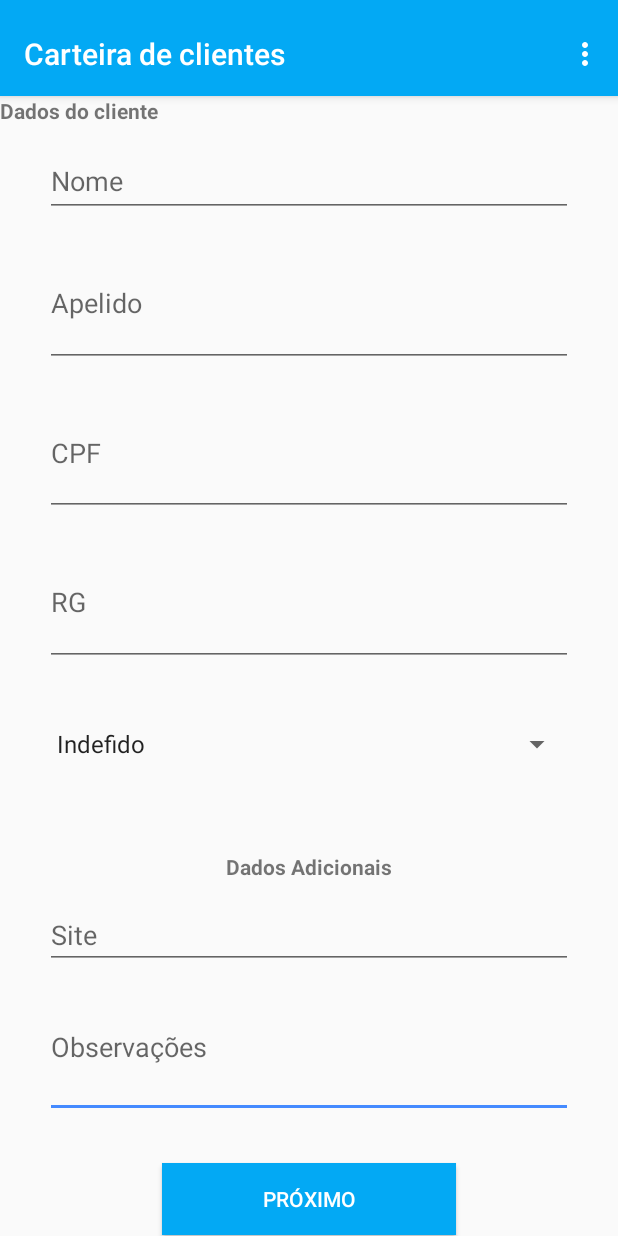
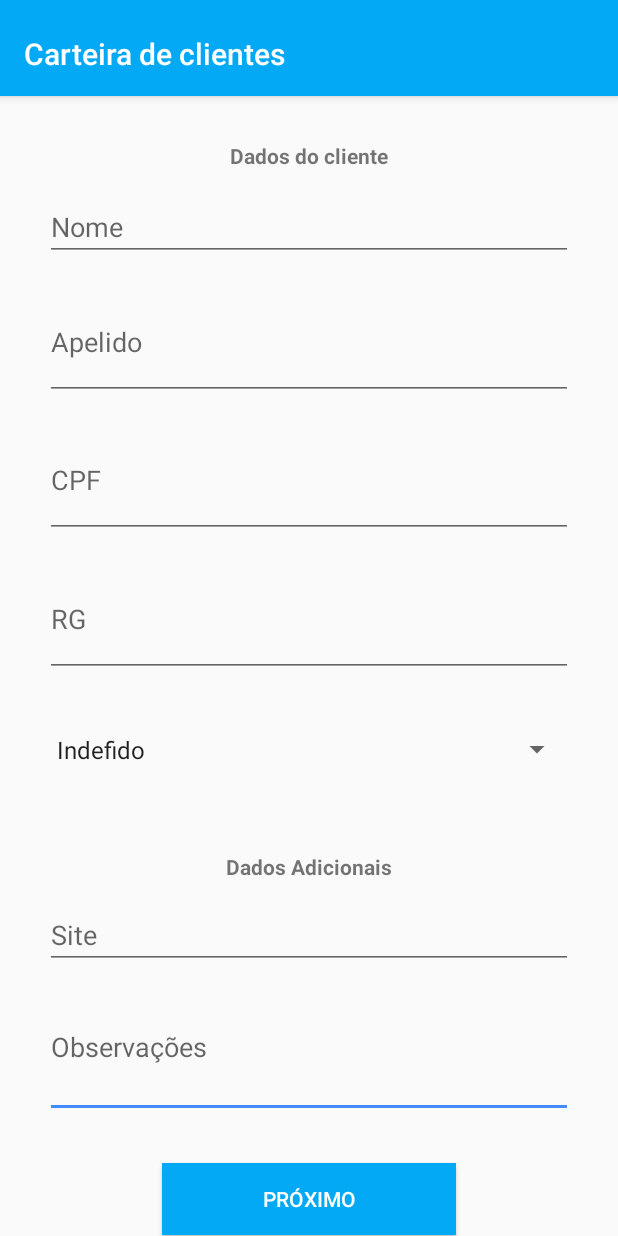
Before and after one commit to cardosodearaujo/AppMeuCliente, an Android app: the screen it shows after launch (RegisterClientActivity), on a phone screen of 412 x 824 dp. Run offline under Robolectric (Android 15) with nearby library versions, the phone set to English and light mode, and no system bars.

Commit message:
Adicionando fragments e adapters

```diff
--- a/app/build.gradle
+++ b/app/build.gradle
@@ -23,6 +23,7 @@ dependencies {
     implementation 'com.android.support:appcompat-v7:28.0.0'
     implementation 'com.android.support:design:28.0.0'
     implementation 'com.android.support.constraint:constraint-layout:1.1.3'
+    implementation 'com.android.support:support-v4:28.0.0'
     testImplementation 'junit:junit:4.12'
     androidTestImplementation 'com.android.support.test:runner:1.0.2'
     androidTestImplementation 'com.android.support.test.espresso:espresso-core:3.0.2'
--- a/app/src/main/AndroidManifest.xml
+++ b/app/src/main/AndroidManifest.xml
@@ -10,7 +10,7 @@
         android:supportsRtl="true"
         android:theme="@style/AppTheme">
         <activity
-            android:name=".RegisterClientActivity"
+            android:name=".Views.Activitys.RegisterClientActivity"
             android:label="@string/title_activity_register_client"
             android:theme="@style/AppTheme.NoActionBar" >
             <intent-filter>
--- a/app/src/main/java/br/com/newoutsourcing/walletofclients/RegisterClientActivity.java
+++ /dev/null
@@ -1,94 +0,0 @@
-package br.com.newoutsourcing.walletofclients;
-
-import android.support.v7.app.AppCompatActivity;
-import android.support.v7.widget.Toolbar;
-
-import android.support.v4.app.Fragment;
-import android.support.v4.app.FragmentManager;
-import android.support.v4.app.FragmentPagerAdapter;
-import android.support.v4.view.ViewPager;
-import android.os.Bundle;
-import android.view.LayoutInflater;
-import android.view.Menu;
-import android.view.MenuItem;
-import android.view.View;
-import android.view.ViewGroup;
-
-public class RegisterClientActivity extends AppCompatActivity {
-
-    private SectionsPagerAdapter mSectionsPagerAdapter;
-
-    private ViewPager mViewPager;
-
-    @Override
-    protected void onCreate(Bundle savedInstanceState) {
-        super.onCreate(savedInstanceState);
-        setContentView(R.layout.activity_register_client);
-
-        Toolbar toolbar = (Toolbar) findViewById(R.id.toolbar);
-        setSupportActionBar(toolbar);
-        mSectionsPagerAdapter = new SectionsPagerAdapter(getSupportFragmentManager());
-
-        mViewPager = (ViewPager) findViewById(R.id.container);
-        mViewPager.setAdapter(mSectionsPagerAdapter);
-    }
-
-    @Override
-    public boolean onCreateOptionsMenu(Menu menu) {
-        getMenuInflater().inflate(R.menu.menu_register_client, menu);
-        return true;
-    }
-
-    @Override
-    public boolean onOptionsItemSelected(MenuItem item) {
-        int id = item.getItemId();
-
-        if (id == R.id.action_settings) {
-            return true;
-        }
-
-        return super.onOptionsItemSelected(item);
-    }
-
-    public static class PlaceholderFragment extends Fragment {
-
-        private static final String ARG_SECTION_NUMBER = "section_number";
-
-        public PlaceholderFragment() {
-        }
-
-        public static PlaceholderFragment newInstance(int sectionNumber) {
-            PlaceholderFragment fragment = new PlaceholderFragment();
-            Bundle args = new Bundle();
-            args.putInt(ARG_SECTION_NUMBER, sectionNumber);
-            fragment.setArguments(args);
-            return fragment;
-        }
-
-        @Override
-        public View onCreateView(LayoutInflater inflater, ViewGroup container,
-                                 Bundle savedInstanceState) {
-            View rootView = inflater.inflate(R.layout.fragment_register_physical_person, container, false);
-            //TextView textView = (TextView) rootView.findViewById(R.id.section_label);
-            //textView.setText(getString(R.string.section_format, getArguments().getInt(ARG_SECTION_NUMBER)));
-            return rootView;
-        }
-    }
-
-    public class SectionsPagerAdapter extends FragmentPagerAdapter {
-
-        public SectionsPagerAdapter(FragmentManager fm) {
-            super(fm);
-        }
-
-        @Override
-        public Fragment getItem(int position) {
-            return PlaceholderFragment.newInstance(position + 1);
-        }
-
-        @Override
-        public int getCount() {
-            return 3;
-        }
-    }
-}
--- /dev/null
+++ b/app/src/main/java/br/com/newoutsourcing/walletofclients/Views/Activitys/RegisterClientActivity.java
@@ -0,0 +1,28 @@
+package br.com.newoutsourcing.walletofclients.Views.Activitys;
+
+import android.support.v7.app.AppCompatActivity;
+import android.support.v7.widget.Toolbar;
+import android.support.v4.view.ViewPager;
+import android.os.Bundle;
+import br.com.newoutsourcing.walletofclients.R;
+import br.com.newoutsourcing.walletofclients.Views.Adapters.SectionsPagerAdapter;
+
+public class RegisterClientActivity extends AppCompatActivity {
+
+    private SectionsPagerAdapter mSectionsPagerAdapter;
+
+    private ViewPager mViewPager;
+
+    @Override
+    protected void onCreate(Bundle savedInstanceState) {
+        super.onCreate(savedInstanceState);
+        setContentView(R.layout.activity_register_client);
+
+        Toolbar toolbar = findViewById(R.id.toolbar);
+        setSupportActionBar(toolbar);
+
+        mSectionsPagerAdapter = new SectionsPagerAdapter(getSupportFragmentManager());
+        mViewPager = findViewById(R.id.container);
+        mViewPager.setAdapter(mSectionsPagerAdapter);
+    }
+}
--- /dev/null
+++ b/app/src/main/java/br/com/newoutsourcing/walletofclients/Views/Adapters/SectionsPagerAdapter.java
@@ -0,0 +1,38 @@
+package br.com.newoutsourcing.walletofclients.Views.Adapters;
+
+import android.support.v4.app.Fragment;
+import android.support.v4.app.FragmentManager;
+import android.support.v4.app.FragmentPagerAdapter;
+
+import br.com.newoutsourcing.walletofclients.Views.Fragments.LegalPersonFragment;
+import br.com.newoutsourcing.walletofclients.Views.Fragments.PhysicalPersonFragment;
+
+
+public class SectionsPagerAdapter extends FragmentPagerAdapter {
+
+    public SectionsPagerAdapter(FragmentManager fm) {
+        super(fm);
+    }
+
+    @Override
+    public Fragment getItem(int position) {
+        Fragment selectedFragment;
+        switch (position){
+            case 0:
+                selectedFragment = PhysicalPersonFragment.newInstance();
+                break;
+            case 1:
+                selectedFragment = LegalPersonFragment.newInstance();
+                break;
+            default:
+                selectedFragment = PhysicalPersonFragment.newInstance();
+                break;
+        }
+        return selectedFragment;
+    }
+
+    @Override
+    public int getCount() {
+        return 3;
+    }
+}
--- /dev/null
+++ b/app/src/main/java/br/com/newoutsourcing/walletofclients/Views/Fragments/LegalPersonFragment.java
@@ -0,0 +1,35 @@
+package br.com.newoutsourcing.walletofclients.Views.Fragments;
+
+import android.os.Bundle;
+import android.support.v4.app.Fragment;
+import android.view.LayoutInflater;
+import android.view.View;
+import android.view.ViewGroup;
+
+import br.com.newoutsourcing.walletofclients.R;
+
+public class LegalPersonFragment extends Fragment {
+
+    public LegalPersonFragment() {
+    }
+
+    public static LegalPersonFragment newInstance() {
+        LegalPersonFragment fragment = new LegalPersonFragment();
+        return fragment;
+    }
+
+    @Override
+    public void onCreate(Bundle savedInstanceState) {
+        super.onCreate(savedInstanceState);
+        if (getArguments() != null) {
+            //mParam1 = getArguments().getString(ARG_PARAM1);
+            //mParam2 = getArguments().getString(ARG_PARAM2);
+        }
+    }
+
+    @Override
+    public View onCreateView(LayoutInflater inflater, ViewGroup container,
+                             Bundle savedInstanceState) {
+        return inflater.inflate(R.layout.fragment_legal_person, container, false);
+    }
+}
--- /dev/null
+++ b/app/src/main/java/br/com/newoutsourcing/walletofclients/Views/Fragments/PhysicalPersonFragment.java
@@ -0,0 +1,36 @@
+package br.com.newoutsourcing.walletofclients.Views.Fragments;
+
+import android.os.Bundle;
+import android.support.v4.app.Fragment;
+import android.view.LayoutInflater;
+import android.view.View;
+import android.view.ViewGroup;
+import br.com.newoutsourcing.walletofclients.R;
+
+
+public class PhysicalPersonFragment extends Fragment {
+
+    public PhysicalPersonFragment() {
+
+    }
+
+    public static PhysicalPersonFragment newInstance() {
+        PhysicalPersonFragment fragment = new PhysicalPersonFragment();
+        return fragment;
+    }
+
+    @Override
+    public void onCreate(Bundle savedInstanceState) {
+        super.onCreate(savedInstanceState);
+        if (getArguments() != null) {
+            //mParam1 = getArguments().getString(ARG_PARAM1);
+            //mParam2 = getArguments().getString(ARG_PARAM2);
+        }
+    }
+
+    @Override
+    public View onCreateView(LayoutInflater inflater, ViewGroup container,
+                             Bundle savedInstanceState) {
+        return inflater.inflate(R.layout.fragment_physical_person, container, false);
+    }
+}
--- a/app/src/main/res/layout/activity_register_client.xml
+++ b/app/src/main/res/layout/activity_register_client.xml
@@ -6,7 +6,7 @@
     android:layout_width="match_parent"
     android:layout_height="match_parent"
     android:fitsSystemWindows="true"
-    tools:context=".RegisterClientActivity">
+    tools:context=".Views.Activitys.RegisterClientActivity">
 
     <android.support.design.widget.AppBarLayout
         android:id="@+id/appbar"
--- /dev/null
+++ b/app/src/main/res/layout/fragment_legal_person.xml
@@ -0,0 +1,14 @@
+<?xml version="1.0" encoding="utf-8"?>
+<FrameLayout xmlns:android="http://schemas.android.com/apk/res/android"
+    xmlns:tools="http://schemas.android.com/tools"
+    android:layout_width="match_parent"
+    android:layout_height="match_parent"
+    tools:context=".Views.Fragments.LegalPersonFragment">
+
+    <!-- TODO: Update blank fragment layout -->
+    <TextView
+        android:layout_width="match_parent"
+        android:layout_height="match_parent"
+        android:text="@string/hello_blank_fragment" />
+
+</FrameLayout>
--- a/app/src/main/res/layout/fragment_register_physical_person.xml
+++ b/app/src/main/res/layout/fragment_physical_person.xml
@@ -5,7 +5,7 @@
     android:id="@+id/constraintLayout"
     android:layout_width="match_parent"
     android:layout_height="match_parent"
-    tools:context=".RegisterClientActivity$PlaceholderFragment">
+    tools:context=".Views.Activitys.RegisterClientActivity$PlaceholderFragment">
 
 
     <EditText
@@ -64,12 +64,19 @@
         android:id="@+id/textView"
         android:layout_width="wrap_content"
         android:layout_height="wrap_content"
+        android:layout_marginStart="30dp"
+        android:layout_marginTop="30dp"
+        android:layout_marginEnd="30dp"
+        android:layout_marginBottom="10dp"
         android:text="@string/str_des_client_data"
         android:textStyle="bold"
-        tools:layout_editor_absoluteX="150dp"
-        tools:layout_editor_absoluteY="45dp" />
+        app:layout_constraintBottom_toTopOf="@+id/editText"
+        app:layout_constraintEnd_toEndOf="parent"
+        app:layout_constraintStart_toStartOf="parent"
+        app:layout_constraintTop_toTopOf="parent" />
 
-    <android.support.design.widget.TextInputLayout
+
+    <EditText
         android:id="@+id/editText"
         android:layout_width="0dp"
         android:layout_height="wrap_content"
@@ -78,20 +85,14 @@
         android:layout_marginTop="5dp"
         android:layout_marginEnd="30dp"
         android:layout_marginBottom="10dp"
+        android:hint="Nome"
+        android:inputType="textPersonName"
+        android:singleLine="true"
         app:layout_constraintBottom_toTopOf="@+id/editText2"
         app:layout_constraintEnd_toEndOf="parent"
         app:layout_constraintStart_toStartOf="parent"
-        app:layout_constraintTop_toBottomOf="@+id/textView">
+        app:layout_constraintTop_toBottomOf="@+id/textView" />
 
-        <EditText
-            android:id="@+id/editText1"
-            android:layout_width="match_parent"
-            android:layout_height="match_parent"
-            android:hint="Nome"
-            android:inputType="textPersonName"
-            android:singleLine="true" />
-    </android.support.design.widget.TextInputLayout>
-    >
 
     <EditText
         android:id="@+id/editText2"
--- a/app/src/main/res/menu/menu_register_client.xml
+++ /dev/null
@@ -1,10 +0,0 @@
-<menu xmlns:android="http://schemas.android.com/apk/res/android"
-    xmlns:app="http://schemas.android.com/apk/res-auto"
-    xmlns:tools="http://schemas.android.com/tools"
-    tools:context="br.com.newoutsourcing.walletofclients.RegisterClientActivity">
-    <item
-        android:id="@+id/action_settings"
-        android:orderInCategory="100"
-        android:title="@string/action_settings"
-        app:showAsAction="never" />
-</menu>
--- a/app/src/main/res/values/strings.xml
+++ b/app/src/main/res/values/strings.xml
@@ -11,4 +11,7 @@
         <item>Feminino</item>
         <item>Masculino</item>
     </string-array>
+
+    <!-- TODO: Remove or change this placeholder text -->
+    <string name="hello_blank_fragment">Hello blank fragment</string>
 </resources>
```
